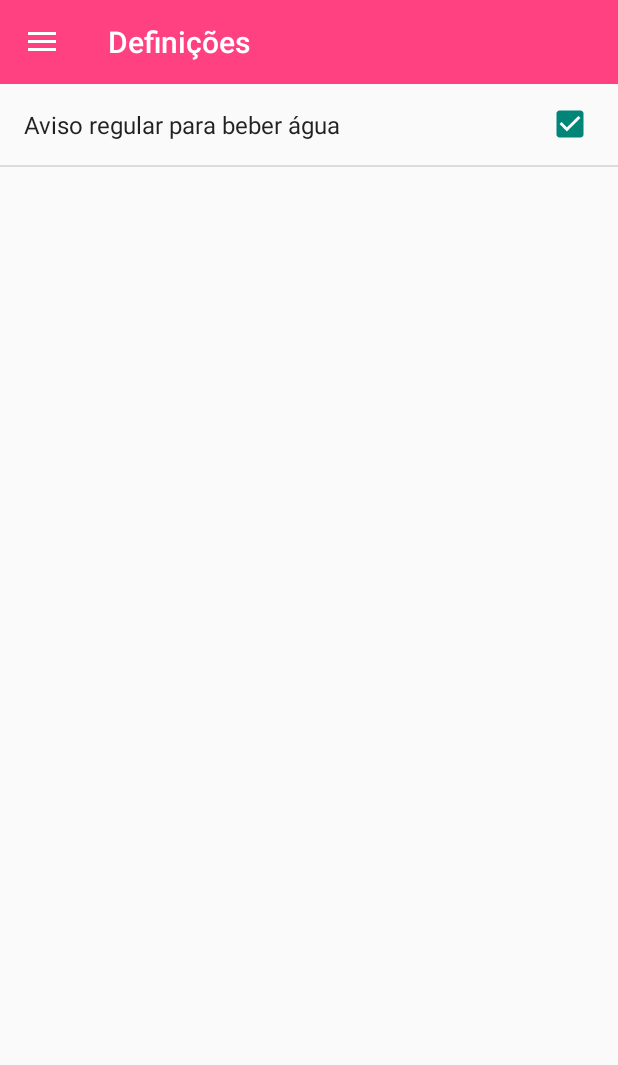
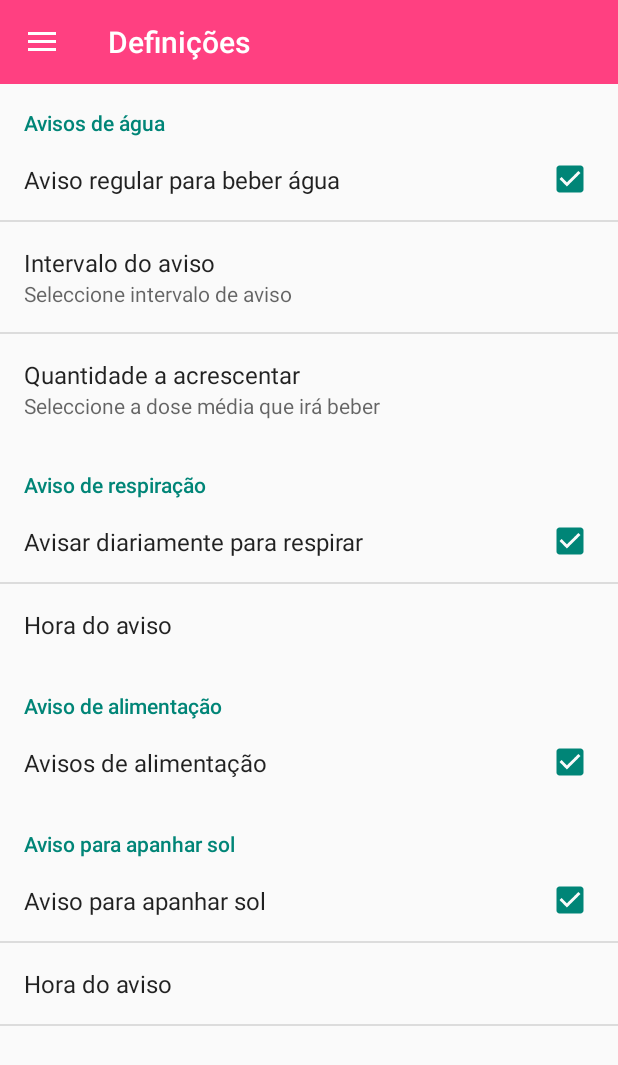
Before and after one commit to AndreBastos23/VidasemCancer, an Android app: the screen it shows after launch (BaseActivity), in the side drawer, after a tap on "Definições", on a phone screen of 412 x 824 dp. Shown: the top 1065 px of the screen. Run offline under Robolectric (Android 15) with nearby library versions, the phone set to English and light mode, and no system bars; our stand-ins replace ButterKnife.

Commit message:
Added several settings for several kinds of notification Added resources for multiple Strings and Array values

```diff
--- a/app/src/main/java/com/vsc/vidasemcancer/BaseActivity.java
+++ b/app/src/main/java/com/vsc/vidasemcancer/BaseActivity.java
@@ -68,7 +68,7 @@ public class BaseActivity extends AppCompatActivity implements OnRecipeSelected
 
     }
 
-    private void rememberWater(Boolean config) {
+    public void rememberWater(Boolean config) {
         Calendar calendar = Calendar.getInstance();
 
         Intent myIntent = new Intent(BaseActivity.this, NotifyService.class);
--- a/app/src/main/java/com/vsc/vidasemcancer/Fragments/SettingsFragment.java
+++ b/app/src/main/java/com/vsc/vidasemcancer/Fragments/SettingsFragment.java
@@ -5,6 +5,7 @@ import android.os.Bundle;
 import android.preference.Preference;
 import android.preference.PreferenceFragment;
 
+import com.vsc.vidasemcancer.BaseActivity;
 import com.vsc.vidasemcancer.R;
 
 /**
@@ -26,14 +27,21 @@ public class SettingsFragment extends PreferenceFragment implements SharedPrefer
 
         // Load the preferences from an XML resource
         addPreferencesFromResource(R.xml.preferences_screen);
+        getPreferenceScreen().getSharedPreferences().registerOnSharedPreferenceChangeListener(this);
     }
 
     @Override
     public void onSharedPreferenceChanged(SharedPreferences sharedPreferences, String key) {
         if (key.equals("water_warning")) {
             Preference connectionPref = findPreference(key);
+
+            Boolean setting = sharedPreferences.getBoolean("water_warning", true);
+            BaseActivity thi = (BaseActivity) getActivity();
+            thi.rememberWater(setting);
+
+
             // Set summary to be the user-description for the selected value
-            connectionPref.setSummary(sharedPreferences.getString(key, ""));
+            connectionPref.setSummary(String.valueOf(sharedPreferences.getBoolean(key, true)));
         }
     }
 
--- /dev/null
+++ b/app/src/main/java/com/vsc/vidasemcancer/Preferences/TimePreference.java
@@ -0,0 +1,87 @@
+package com.vsc.vidasemcancer.Preferences;
+
+import android.content.Context;
+import android.content.res.TypedArray;
+import android.preference.DialogPreference;
+import android.util.AttributeSet;
+import android.view.View;
+import android.widget.TimePicker;
+
+public class TimePreference extends DialogPreference {
+    private int lastHour = 0;
+    private int lastMinute = 0;
+    private TimePicker picker = null;
+
+    public TimePreference(Context ctxt, AttributeSet attrs) {
+        super(ctxt, attrs);
+
+        setPositiveButtonText("Set");
+        setNegativeButtonText("Cancel");
+    }
+
+    public static int getHour(String time) {
+        String[] pieces = time.split(":");
+
+        return (Integer.parseInt(pieces[0]));
+    }
+
+    public static int getMinute(String time) {
+        String[] pieces = time.split(":");
+
+        return (Integer.parseInt(pieces[1]));
+    }
+
+    @Override
+    protected View onCreateDialogView() {
+        picker = new TimePicker(getContext());
+
+        return (picker);
+    }
+
+    @Override
+    protected void onBindDialogView(View v) {
+        super.onBindDialogView(v);
+
+        picker.setCurrentHour(lastHour);
+        picker.setCurrentMinute(lastMinute);
+    }
+
+    @Override
+    protected void onDialogClosed(boolean positiveResult) {
+        super.onDialogClosed(positiveResult);
+
+        if (positiveResult) {
+            lastHour = picker.getCurrentHour();
+            lastMinute = picker.getCurrentMinute();
+
+            String time = String.valueOf(lastHour) + ":" + String.valueOf(lastMinute);
+
+            if (callChangeListener(time)) {
+                persistString(time);
+            }
+        }
+    }
+
+    @Override
+    protected Object onGetDefaultValue(TypedArray a, int index) {
+        return (a.getString(index));
+    }
+
+    @Override
+    protected void onSetInitialValue(boolean restoreValue, Object defaultValue) {
+        String time = null;
+
+        if (restoreValue) {
+            if (defaultValue == null) {
+                time = getPersistedString("00:00");
+            } else {
+                time = getPersistedString(defaultValue.toString());
+            }
+        } else {
+            time = defaultValue.toString();
+        }
+
+        lastHour = getHour(time);
+        lastMinute = getMinute(time);
+    }
+}
--- /dev/null
+++ b/app/src/main/res/values/arrays.xml
@@ -0,0 +1,28 @@
+<?xml version="1.0" encoding="utf-8"?>
+<resources>
+    <string-array name="water_interval_entries">
+        <item>1 Hora</item>
+        <item>2 Horas</item>
+        <item>3 Horas</item>
+    </string-array>
+
+    <string-array name="water_interval_entryvalues">
+        <item>1</item>
+        <item>2</item>
+        <item>3</item>
+    </string-array>
+
+    <string-array name="water_qtty_entries">
+        <item>0.2 L</item>
+        <item>0.3 L</item>
+        <item>0.5 L</item>
+        <item>1 L</item>
+    </string-array>
+    <string-array name="water_qtty_entryvalues">
+        <item>200</item>
+        <item>300</item>
+        <item>500</item>
+        <item>1000</item>
+    </string-array>
+
+</resources>
--- a/app/src/main/res/values/strings.xml
+++ b/app/src/main/res/values/strings.xml
@@ -27,5 +27,18 @@
     <string name="register_inputPassword">Password</string>
     <string name="register_regButton">Registar</string>
     <string name="title_activity_item_list">ItemList</string>
+    <string name="water_settings">Avisos de água</string>
+    <string name="water_warning_interval">Intervalo do aviso</string>
+    <string name="water_warning_qtty">Quantidade a acrescentar</string>
+    <string name="breathe_settings">Aviso de respiração</string>
+    <string name="eat_settings">Aviso de alimentação</string>
+    <string name="sun_settings">Aviso para apanhar sol</string>
+    <string name="breathe_warning_setting">Avisar diariamente para respirar</string>
+    <string name="eat_warning_settings">Avisos de alimentação</string>
+    <string name="sun_warning_settings">Aviso para apanhar sol</string>
+    <string name="water_interval_default">1</string>
+    <string name="water_qtty_default">300</string>
+    <string name="water_warning_qtty_summary">Seleccione a dose média que irá beber</string>
+    <string name="water_warning_interval_summary">Seleccione intervalo de aviso</string>
 
 </resources>
--- a/app/src/main/res/xml/preferences_screen.xml
+++ b/app/src/main/res/xml/preferences_screen.xml
@@ -1,13 +1,76 @@
 <PreferenceScreen xmlns:android="http://schemas.android.com/apk/res/android"
     android:layout_width="match_parent"
     android:layout_height="match_parent">
+    <PreferenceCategory
+        android:key="water_settings"
+        android:title="@string/water_settings">
+        <CheckBoxPreference
+            android:layout_width="match_parent"
+            android:layout_height="match_parent"
+            android:defaultValue="true"
+            android:key="water_warning"
+            android:title="@string/water_warning_setting" />
+        <ListPreference
+            android:defaultValue="@string/water_interval_default"
+            android:dependency="water_warning"
+            android:entries="@array/water_interval_entries"
+            android:entryValues="@array/water_interval_entryvalues"
+            android:key="water_warning_interval"
+            android:summary="@string/water_warning_interval_summary"
+            android:title="@string/water_warning_interval" />
 
-    <CheckBoxPreference
-        android:layout_width="match_parent"
-        android:layout_height="match_parent"
-        android:defaultValue="true"
-        android:key="water_warning"
-        android:title="@string/water_warning_setting" />
+        <ListPreference
+            android:defaultValue="@string/water_qtty_default"
+            android:dependency="water_warning"
+            android:entries="@array/water_qtty_entries"
+            android:entryValues="@array/water_qtty_entryvalues"
+            android:key="water_warning_qtty"
+            android:summary="@string/water_warning_qtty_summary"
+            android:title="@string/water_warning_qtty" />
+
+    </PreferenceCategory>
+
+    <PreferenceCategory
+        android:key="breathe_settings"
+        android:title="@string/breathe_settings">
+        <CheckBoxPreference
+            android:layout_width="match_parent"
+            android:layout_height="match_parent"
+            android:defaultValue="true"
+            android:key="breathe_warning"
+            android:title="@string/breathe_warning_setting" />
+        <com.vsc.vidasemcancer.Preferences.TimePreference
+            android:defaultValue="12:00"
+            android:dependency="breathe_warning"
+            android:title="Hora do aviso" />
+    </PreferenceCategory>
+
+    <PreferenceCategory
+        android:key="eat_settngs"
+        android:title="@string/eat_settings">
+        <CheckBoxPreference
+            android:layout_width="match_parent"
+            android:layout_height="match_parent"
+            android:defaultValue="true"
+            android:key="eat_warning"
+            android:title="@string/eat_warning_settings" />
+
+    </PreferenceCategory>
+
+    <PreferenceCategory
+        android:key="sun_settings"
+        android:title="@string/sun_settings">
+        <CheckBoxPreference
+            android:layout_width="match_parent"
+            android:layout_height="match_parent"
+            android:defaultValue="true"
+            android:key="sun_warning"
+            android:title="@string/sun_warning_settings" />
+        <com.vsc.vidasemcancer.Preferences.TimePreference
+            android:defaultValue="12:00"
+            android:dependency="sun_warning"
+            android:title="Hora do aviso" />
+    </PreferenceCategory>
 
 
 </PreferenceScreen>
```
